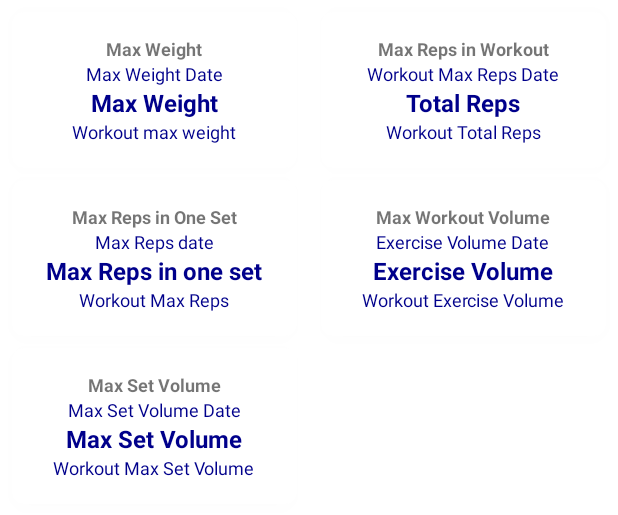
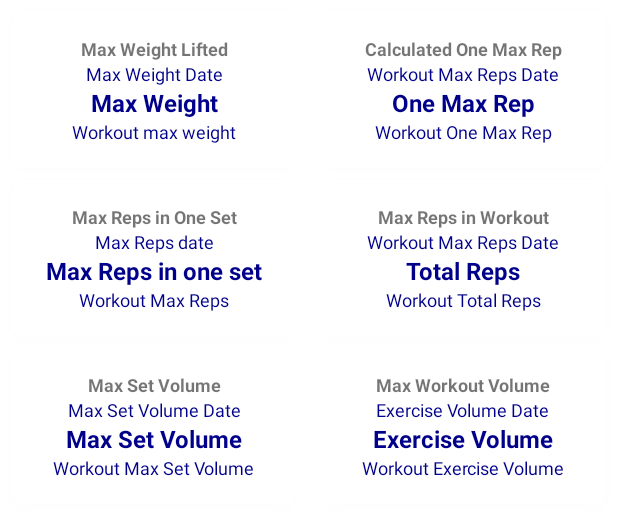
Before and after one commit to jungledav/gaintracker, an Android app: the layout fragment_exercise_results.xml on its own in the app's theme, with its tools: preview values and no code run, on a phone screen of 412 x 824 dp. Shown: the top 515 px of the screen. Run offline under Robolectric (Android 15) with nearby library versions, the phone set to English and light mode, and no system bars.

Commit message:
Added Calculated One Max Rep to result cards

```diff
--- /dev/null
+++ b/app/src/main/java/com/example/gaintracker/data/models/MaxOneRepForExercise.kt
@@ -0,0 +1,6 @@
+package com.example.gaintracker.data.models
+
+data class MaxOneRepForExercise(
+    val exerciseDate: Long,
+    val oneRepMax: Double
+)
--- a/app/src/main/res/layout/fragment_exercise_results.xml
+++ b/app/src/main/res/layout/fragment_exercise_results.xml
@@ -31,7 +31,7 @@
                 android:id="@+id/tv_max_weight"
                 android:layout_width="wrap_content"
                 android:layout_height="wrap_content"
-                android:text="Max Weight"
+                android:text="Max Weight Lifted"
                 android:textSize="12sp"
                 android:textStyle="bold" />
 
@@ -126,6 +126,65 @@
     </com.google.android.material.card.MaterialCardView>
 
     <!-- Second Column -->
+    <!-- 1 rep max card-->
+    <com.google.android.material.card.MaterialCardView
+        android:id="@+id/one_max_rep"
+        android:layout_width="0dp"
+        android:layout_height="wrap_content"
+        android:layout_margin="8dp"
+        android:visibility="visible"
+        app:cardCornerRadius="8dp"
+        app:cardElevation="4dp"
+        app:layout_constraintStart_toEndOf="@id/guideline"
+        app:layout_constraintEnd_toEndOf="parent"
+        app:layout_constraintTop_toTopOf="parent">
+
+        <LinearLayout
+            android:layout_width="match_parent"
+            android:layout_height="wrap_content"
+            android:orientation="vertical"
+            android:padding="16dp">
+
+
+            <TextView
+                android:id="@+id/tv_one_max_rep"
+                android:layout_width="wrap_content"
+                android:layout_height="wrap_content"
+                android:layout_gravity="center"
+                android:text="Calculated One Max Rep"
+                android:textSize="12sp"
+                android:textStyle="bold" />
+
+            <TextView
+                android:id="@+id/tv_one_max_rep_date"
+                android:layout_width="wrap_content"
+                android:layout_height="wrap_content"
+                android:layout_gravity="center"
+                android:text="Workout Max Reps Date"
+                android:textColor="@color/dark_blue"
+                android:textSize="12sp" />
+
+            <TextView
+                android:id="@+id/tv_one_max_rep_value"
+                android:layout_width="wrap_content"
+                android:layout_height="wrap_content"
+                android:layout_gravity="center"
+                android:text="One Max Rep"
+                android:textColor="@color/dark_blue"
+                android:textSize="16sp"
+                android:textStyle="bold" />
+
+            <TextView
+                android:id="@+id/tv_one_max_rep_today"
+                android:layout_width="wrap_content"
+                android:layout_height="wrap_content"
+                android:layout_gravity="center"
+                android:text="Workout One Max Rep"
+                android:textColor="@color/dark_blue"
+                android:textSize="12sp" />
+
+        </LinearLayout>
+    </com.google.android.material.card.MaterialCardView>
     <!-- Total Rep in one workout Card -->
     <com.google.android.material.card.MaterialCardView
         android:id="@+id/card_total_rep"
@@ -137,7 +196,8 @@
         app:cardElevation="4dp"
         app:layout_constraintStart_toEndOf="@id/guideline"
         app:layout_constraintEnd_toEndOf="parent"
-        app:layout_constraintTop_toTopOf="parent">
+        app:layout_constraintTop_toBottomOf="@+id/one_max_rep"
+        >
 
         <LinearLayout
             android:layout_width="match_parent"
```
Also changed, not shown: app/src/main/java/com/example/gaintracker/data/dao/ExerciseDao.kt (+65 -16 lines), app/src/main/java/com/example/gaintracker/fragments/ExerciseResultsFragment.kt (+38 -0 lines), app/src/main/java/com/example/gaintracker/repositories/MainRepository.kt (+9 -0 lines), app/src/main/java/com/example/gaintracker/viewmodels/MainViewModel.kt (+39 -0 lines).
